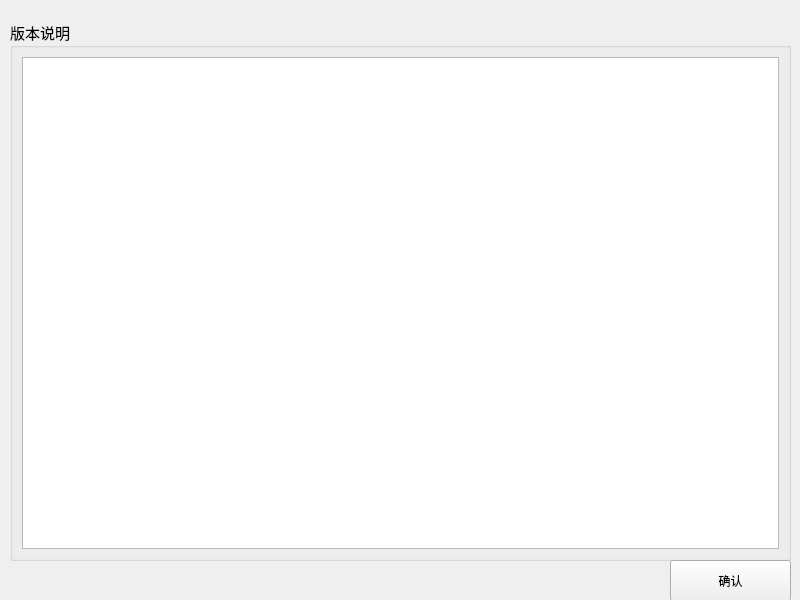
This is PDU-CalibrateTool/setups/versiondlg.ui in ChinaClever/PDU-CalibrateTool as Qt 5 draws it before an edit. The edited form follows.
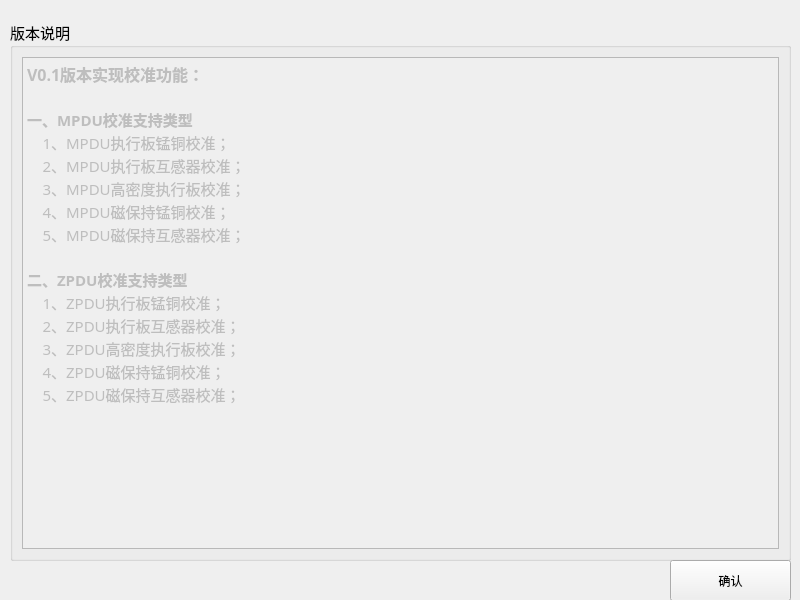
This is the edited form.

Commit message: 更新版本说明

What changed in the file:
```diff
--- a/PDU-CalibrateTool/setups/versiondlg.ui
+++ b/PDU-CalibrateTool/setups/versiondlg.ui
@@ -34,12 +34,36 @@
    <layout class="QGridLayout" name="gridLayout">
     <item row="0" column="0">
      <widget class="QTextEdit" name="textEdit">
+      <property name="enabled">
+       <bool>false</bool>
+      </property>
       <property name="font">
        <font>
         <family>微软雅黑</family>
         <pointsize>11</pointsize>
        </font>
       </property>
+      <property name="html">
+       <string>&lt;!DOCTYPE HTML PUBLIC &quot;-//W3C//DTD HTML 4.0//EN&quot; &quot;http://www.w3.org/TR/REC-html40/strict.dtd&quot;&gt;
+&lt;html&gt;&lt;head&gt;&lt;meta name=&quot;qrichtext&quot; content=&quot;1&quot; /&gt;&lt;style type=&quot;text/css&quot;&gt;
+p, li { white-space: pre-wrap; }
+&lt;/style&gt;&lt;/head&gt;&lt;body style=&quot; font-family:'微软雅黑','微软雅黑'; font-size:11pt; font-weight:400; font-style:normal;&quot;&gt;
+&lt;p style=&quot; margin-top:0px; margin-bottom:0px; margin-left:0px; margin-right:0px; -qt-block-indent:0; text-indent:0px;&quot;&gt;&lt;span style=&quot; font-size:12pt; font-weight:600;&quot;&gt;V0.1版本实现校准功能：&lt;/span&gt;&lt;/p&gt;
+&lt;p style=&quot;-qt-paragraph-type:empty; margin-top:0px; margin-bottom:0px; margin-left:0px; margin-right:0px; -qt-block-indent:0; text-indent:0px;&quot;&gt;&lt;br /&gt;&lt;/p&gt;
+&lt;p style=&quot; margin-top:0px; margin-bottom:0px; margin-left:0px; margin-right:0px; -qt-block-indent:0; text-indent:0px;&quot;&gt;&lt;span style=&quot; font-weight:600;&quot;&gt;一、MPDU校准支持类型&lt;/span&gt;&lt;/p&gt;
+&lt;p style=&quot; margin-top:0px; margin-bottom:0px; margin-left:0px; margin-right:0px; -qt-block-indent:0; text-indent:0px;&quot;&gt;    1、MPDU执行板锰铜校准；&lt;/p&gt;
+&lt;p style=&quot; margin-top:0px; margin-bottom:0px; margin-left:0px; margin-right:0px; -qt-block-indent:0; text-indent:0px;&quot;&gt;    2、MPDU执行板互感器校准；&lt;/p&gt;
+&lt;p style=&quot; margin-top:0px; margin-bottom:0px; margin-left:0px; margin-right:0px; -qt-block-indent:0; text-indent:0px;&quot;&gt;    3、MPDU高密度执行板校准；	&lt;/p&gt;
+&lt;p style=&quot; margin-top:0px; margin-bottom:0px; margin-left:0px; margin-right:0px; -qt-block-indent:0; text-indent:0px;&quot;&gt;    4、MPDU磁保持锰铜校准；&lt;/p&gt;
+&lt;p style=&quot; margin-top:0px; margin-bottom:0px; margin-left:0px; margin-right:0px; -qt-block-indent:0; text-indent:0px;&quot;&gt;    5、MPDU磁保持互感器校准；&lt;/p&gt;
+&lt;p style=&quot; margin-top:0px; margin-bottom:0px; margin-left:0px; margin-right:0px; -qt-block-indent:0; text-indent:0px;&quot;&gt;	&lt;/p&gt;
+&lt;p style=&quot; margin-top:0px; margin-bottom:0px; margin-left:0px; margin-right:0px; -qt-block-indent:0; text-indent:0px;&quot;&gt;&lt;span style=&quot; font-weight:600;&quot;&gt;二、ZPDU校准支持类型&lt;/span&gt;&lt;/p&gt;
+&lt;p style=&quot; margin-top:0px; margin-bottom:0px; margin-left:0px; margin-right:0px; -qt-block-indent:0; text-indent:0px;&quot;&gt;    1、ZPDU执行板锰铜校准；&lt;/p&gt;
+&lt;p style=&quot; margin-top:0px; margin-bottom:0px; margin-left:0px; margin-right:0px; -qt-block-indent:0; text-indent:0px;&quot;&gt;    2、ZPDU执行板互感器校准；&lt;/p&gt;
+&lt;p style=&quot; margin-top:0px; margin-bottom:0px; margin-left:0px; margin-right:0px; -qt-block-indent:0; text-indent:0px;&quot;&gt;    3、ZPDU高密度执行板校准；	&lt;/p&gt;
+&lt;p style=&quot; margin-top:0px; margin-bottom:0px; margin-left:0px; margin-right:0px; -qt-block-indent:0; text-indent:0px;&quot;&gt;    4、ZPDU磁保持锰铜校准；&lt;/p&gt;
+&lt;p style=&quot; margin-top:0px; margin-bottom:0px; margin-left:0px; margin-right:0px; -qt-block-indent:0; text-indent:0px;&quot;&gt;    5、ZPDU磁保持互感器校准；&lt;/p&gt;&lt;/body&gt;&lt;/html&gt;</string>
+      </property>
      </widget>
     </item>
    </layout>
```
The commit also changes 3 other files.
